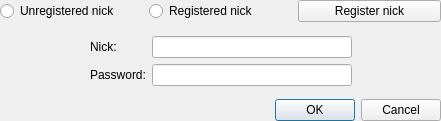
Before: the Qt Designer form ui/profile_add.ui in gitter-badger/simplechatclient, drawn with Qt 5.
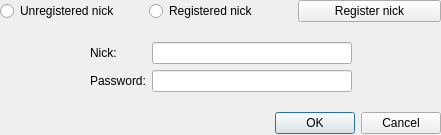
After: the same form once the commit is applied.

Patch:
```diff
--- a/ui/profile_add.ui
+++ b/ui/profile_add.ui
@@ -2,24 +2,16 @@
 <ui version="4.0">
  <class>uiProfileAdd</class>
  <widget class="QDialog" name="uiProfileAdd">
-  <property name="geometry">
-   <rect>
-    <x>0</x>
-    <y>0</y>
-    <width>441</width>
-    <height>121</height>
-   </rect>
-  </property>
   <property name="minimumSize">
    <size>
     <width>441</width>
-    <height>121</height>
+    <height>135</height>
    </size>
   </property>
   <property name="maximumSize">
    <size>
     <width>441</width>
-    <height>121</height>
+    <height>135</height>
    </size>
   </property>
   <property name="windowTitle">
@@ -31,7 +23,7 @@
      <x>0</x>
      <y>0</y>
      <width>441</width>
-     <height>121</height>
+     <height>134</height>
     </rect>
    </property>
    <layout class="QVBoxLayout" name="verticalLayout">
```
